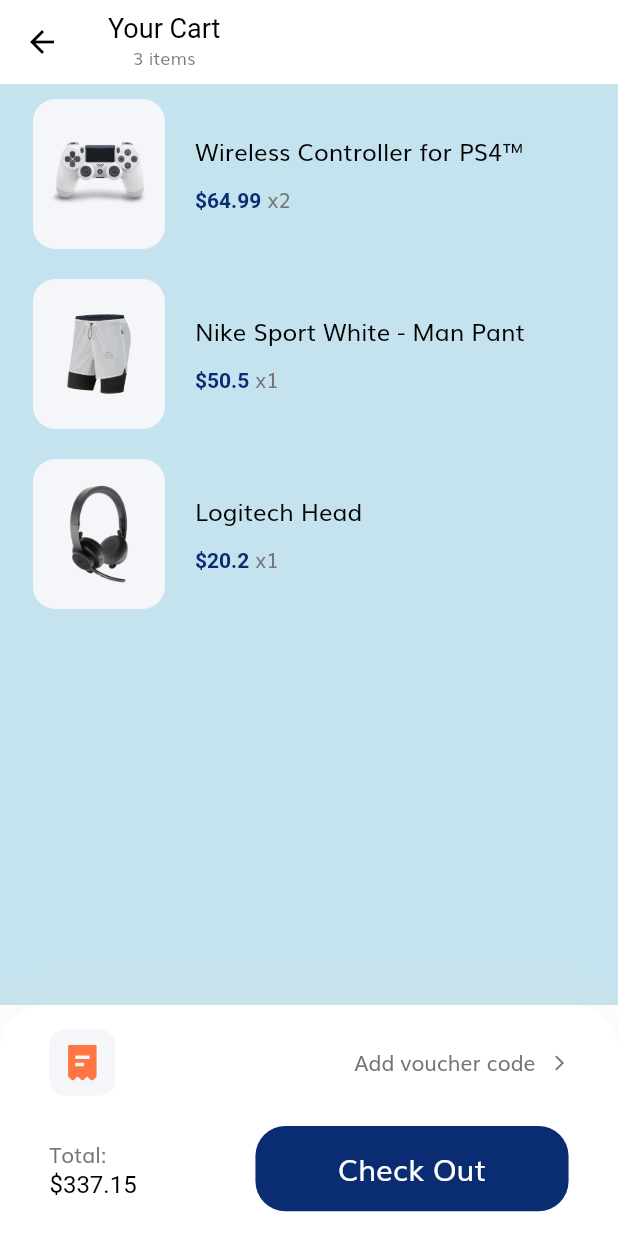
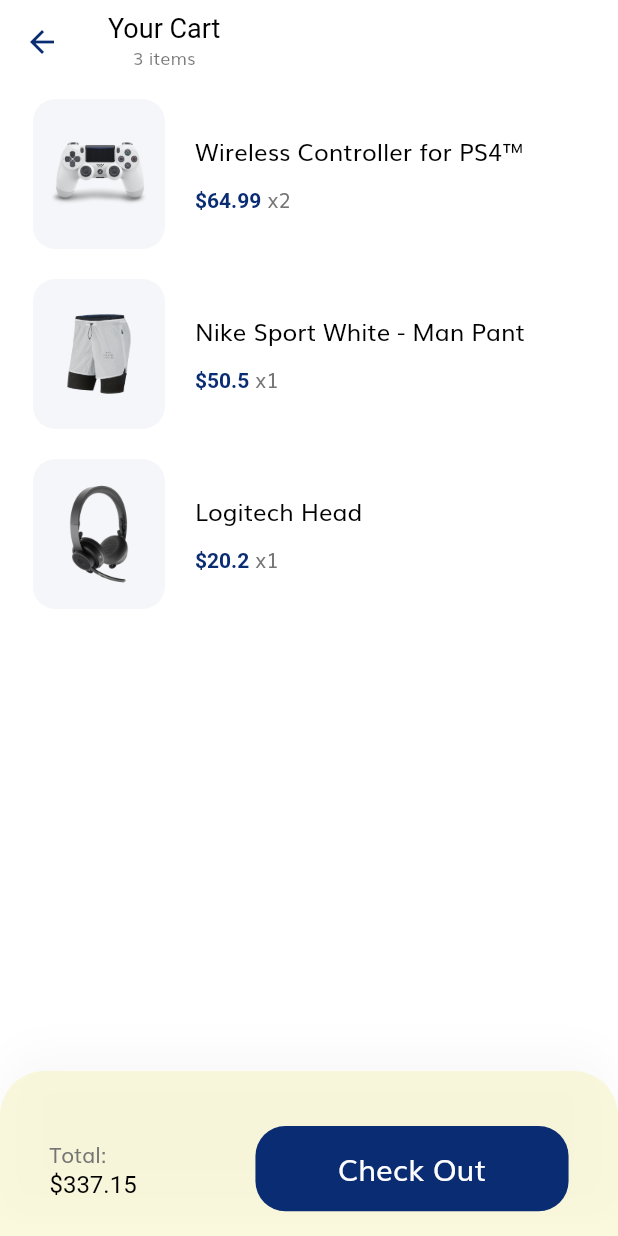
Before and after one commit to Wajishahid10/Uet-Tests-Mobile-App, a Flutter app: the screen it shows after launch, after a tap on the "shopping cart" icon, on a phone screen of 412 x 824 dp. Run offline on Flutter 3.47's test engine with Material 2 defaults, Android fonts, the phone set to English and light mode, and no system bars; our stand-ins replace flutter_svg, shimmer.

Commit message:
Shadow for Banner

```diff
--- a/ut/lib/components/background.dart
+++ b/ut/lib/components/background.dart
@@ -2,8 +2,8 @@ import 'package:flutter/material.dart';
 
 import '../constants.dart';
 
-class Background extends StatelessWidget {
-  const Background({
+class Background2 extends StatelessWidget {
+  const Background2({
     Key? key,
     required this.child,
   }) : super(key: key);
--- a/ut/lib/constants.dart
+++ b/ut/lib/constants.dart
@@ -6,12 +6,14 @@ const kPrimaryLightColor = Color.fromRGBO(120, 190, 216, 1);
 const kPrimaryGradientColor = LinearGradient(
   begin: Alignment.topLeft,
   end: Alignment.bottomRight,
-  colors: [Color.fromRGBO(10, 44, 115, 1), Color.fromRGBO(111, 156, 178, 1)],
+  colors: [Color.fromRGBO(10, 44, 115, 1), Color.fromRGBO(242, 231, 64, 1)],
 );
 const kSecondaryColor = Color.fromRGBO(242, 231, 64, 1);
 const kSecondaryLightColor = Color.fromRGBO(241, 236, 144, 1);
 
 const kTextColor = Color(0xFF757575);
+
+const kBackgroundColor = Color.fromRGBO(197, 227, 238, 1);
 
 const kAnimationDuration = Duration(milliseconds: 200);
 
--- a/ut/lib/screens/cart/cart_screen.dart
+++ b/ut/lib/screens/cart/cart_screen.dart
@@ -1,6 +1,5 @@
 import 'package:flutter/material.dart';
 import 'package:uet_tests/models/Cart.dart';
-import 'package:uet_tests/components/background.dart';
 
 import 'components/body.dart';
 import 'components/check_out_card.dart';
@@ -11,9 +10,7 @@ class CartScreen extends StatelessWidget {
   Widget build(BuildContext context) {
     return Scaffold(
       appBar: buildAppBar(context),
-      body: Background(
-        child: Body(),
-      ),
+      body: Body(),
       bottomNavigationBar: CheckoutCard(),
     );
   }
--- a/ut/lib/screens/cart/components/check_out_card.dart
+++ b/ut/lib/screens/cart/components/check_out_card.dart
@@ -19,7 +19,7 @@ class CheckoutCard extends StatelessWidget {
       ),
       // height: 174,
       decoration: BoxDecoration(
-        color: Colors.white,
+        color: kSecondaryLightColor.withOpacity(0.3),
         borderRadius: BorderRadius.only(
           topLeft: Radius.circular(30),
           topRight: Radius.circular(30),
@@ -37,28 +37,6 @@ class CheckoutCard extends StatelessWidget {
           mainAxisSize: MainAxisSize.min,
           crossAxisAlignment: CrossAxisAlignment.start,
           children: [
-            Row(
-              children: [
-                Container(
-                  padding: EdgeInsets.all(10),
-                  height: getProportionateScreenWidth(40),
-                  width: getProportionateScreenWidth(40),
-                  decoration: BoxDecoration(
-                    color: Color(0xFFF5F6F9),
-                    borderRadius: BorderRadius.circular(10),
-                  ),
-                  child: SvgPicture.asset("assets/icons/receipt.svg"),
-                ),
-                Spacer(),
-                Text("Add voucher code"),
-                const SizedBox(width: 10),
-                Icon(
-                  Icons.arrow_forward_ios,
-                  size: 12,
-                  color: kTextColor,
-                )
-              ],
-            ),
             SizedBox(height: getProportionateScreenHeight(20)),
             Row(
               mainAxisAlignment: MainAxisAlignment.spaceBetween,
--- a/ut/lib/screens/details/components/body.dart
+++ b/ut/lib/screens/details/components/body.dart
@@ -1,5 +1,6 @@
 import 'package:flutter/material.dart';
 import 'package:uet_tests/components/default_button.dart';
+import 'package:uet_tests/constants.dart';
 import 'package:uet_tests/models/Product.dart';
 import 'package:uet_tests/size_config.dart';
 
@@ -36,7 +37,7 @@ class Body extends StatelessWidget {
                       color: Colors.transparent,
                     ),
                     RoundedContainer(
-                      color: Colors.white,
+                      color: kSecondaryLightColor.withOpacity(0.3),
                       child: Padding(
                         padding: EdgeInsets.only(
                           left: SizeConfig.screenWidth * 0.15,
--- a/ut/lib/screens/details/details_screen.dart
+++ b/ut/lib/screens/details/details_screen.dart
@@ -1,6 +1,5 @@
 import 'package:flutter/material.dart';
 
-import 'package:uet_tests/components/background.dart';
 import '../../models/Product.dart';
 import 'components/body.dart';
 import 'components/custom_app_bar.dart';
@@ -20,9 +19,7 @@ class DetailsScreen extends StatelessWidget {
         child: CustomAppBar(),
       ),
        */
-      body: Background(
-        child: Body(product: agrs.product),
-      ),
+      body: Body(product: agrs.product),
     );
   }
 }
--- a/ut/lib/screens/home/components/body.dart
+++ b/ut/lib/screens/home/components/body.dart
@@ -1,5 +1,4 @@
 import 'package:flutter/material.dart';
-import 'package:uet_tests/components/background.dart';
 import 'package:uet_tests/components/shimmer.dart';
 
 import '../../../size_config.dart';
@@ -14,14 +13,13 @@ class Body extends StatelessWidget {
   Widget build(BuildContext context) {
     return SafeArea(
       child: SingleChildScrollView(
-        child: Background(
         child: Column(
           children: [
             SizedBox(height: getProportionateScreenHeight(20)),
             HomeHeader(),
             SizedBox(height: getProportionateScreenWidth(10)),
             PromotionBanner(),
-              RowShimmer(),
+            //  RowShimmer(),
             Categories(),
             PreviousTests(),
             SizedBox(height: getProportionateScreenWidth(30)),
@@ -30,7 +28,6 @@ class Body extends StatelessWidget {
           ],
         ),
       ),
-      ),
     );
   }
 }
--- a/ut/lib/screens/home/components/promotion_banner.dart
+++ b/ut/lib/screens/home/components/promotion_banner.dart
@@ -19,8 +19,18 @@ class PromotionBanner extends StatelessWidget {
         vertical: getProportionateScreenWidth(15),
       ),
       decoration: BoxDecoration(
-        color: kPrimaryColor.withOpacity(0.6),
+        //  color: kPrimaryLightColor,
+        color: kPrimaryColor.withOpacity(0.5),
         borderRadius: BorderRadius.circular(20),
+
+        boxShadow: [
+          BoxShadow(
+            color: Colors.grey.withOpacity(0.5),
+            spreadRadius: 5,
+            blurRadius: 7,
+            offset: Offset(0, 3), // changes position of shadow
+          ),
+        ],
       ),
       child: Row(
         mainAxisAlignment: MainAxisAlignment.spaceBetween,
--- a/ut/lib/screens/home/components/search_field.dart
+++ b/ut/lib/screens/home/components/search_field.dart
@@ -13,7 +13,7 @@ class SearchField extends StatelessWidget {
     return Container(
       width: SizeConfig.screenWidth * 0.6,
       decoration: BoxDecoration(
-        color: kSecondaryColor.withOpacity(0.12),
+        color: kSecondaryColor.withOpacity(0.17),
         borderRadius: BorderRadius.circular(15),
       ),
       child: TextField(
--- a/ut/lib/screens/home/home_screen.dart
+++ b/ut/lib/screens/home/home_screen.dart
@@ -1,5 +1,6 @@
 import 'package:flutter/material.dart';
 import 'package:uet_tests/enums.dart';
+import 'package:uet_tests/components/background.dart';
 
 import '../../size_config.dart';
 import 'components/body.dart';
--- a/ut/lib/screens/profile/profile_screen.dart
+++ b/ut/lib/screens/profile/profile_screen.dart
@@ -12,9 +12,7 @@ class ProfileScreen extends StatelessWidget {
       appBar: AppBar(
         title: Text("Profile"),
       ),
-      body: Background(
-        child: Body(),
-      ),
+      body: Body(),
     );
   }
 }
--- a/ut/lib/screens/splash/splash_screen.dart
+++ b/ut/lib/screens/splash/splash_screen.dart
@@ -1,7 +1,6 @@
 import 'package:flutter/material.dart';
 import 'package:uet_tests/screens/splash/components/body.dart';
 import 'package:uet_tests/size_config.dart';
-import 'package:uet_tests/components/background.dart';
 
 class SplashScreen extends StatelessWidget {
   static String routeName = "/splash";
@@ -10,9 +9,7 @@ class SplashScreen extends StatelessWidget {
     // You have to call it on your starting screen
     SizeConfig().init(context);
     return Scaffold(
-      body: Background(
-        child: Body(),
-      ),
+      body: Body(),
     );
   }
 }
--- a/ut/lib/theme.dart
+++ b/ut/lib/theme.dart
@@ -4,6 +4,7 @@ import 'constants.dart';
 
 ThemeData theme() {
   return ThemeData(
+    //  scaffoldBackgroundColor: kBackgroundColor,
     scaffoldBackgroundColor: Colors.white,
     fontFamily: "Muli",
     appBarTheme: appBarTheme(),
@@ -40,12 +41,15 @@ TextTheme textTheme() {
 
 AppBarTheme appBarTheme() {
   return AppBarTheme(
+    //  color: kBackgroundColor,
     color: Colors.white,
     elevation: 0,
     brightness: Brightness.light,
-    iconTheme: IconThemeData(color: Colors.black),
     textTheme: TextTheme(
       headline6: TextStyle(color: Color(0XFF8B8B8B), fontSize: 18),
     ),
+    iconTheme: IconThemeData(
+      color: kPrimaryColor,
+    ),
   );
 }
```
Lines whose indentation alone changed are shown as unchanged.
